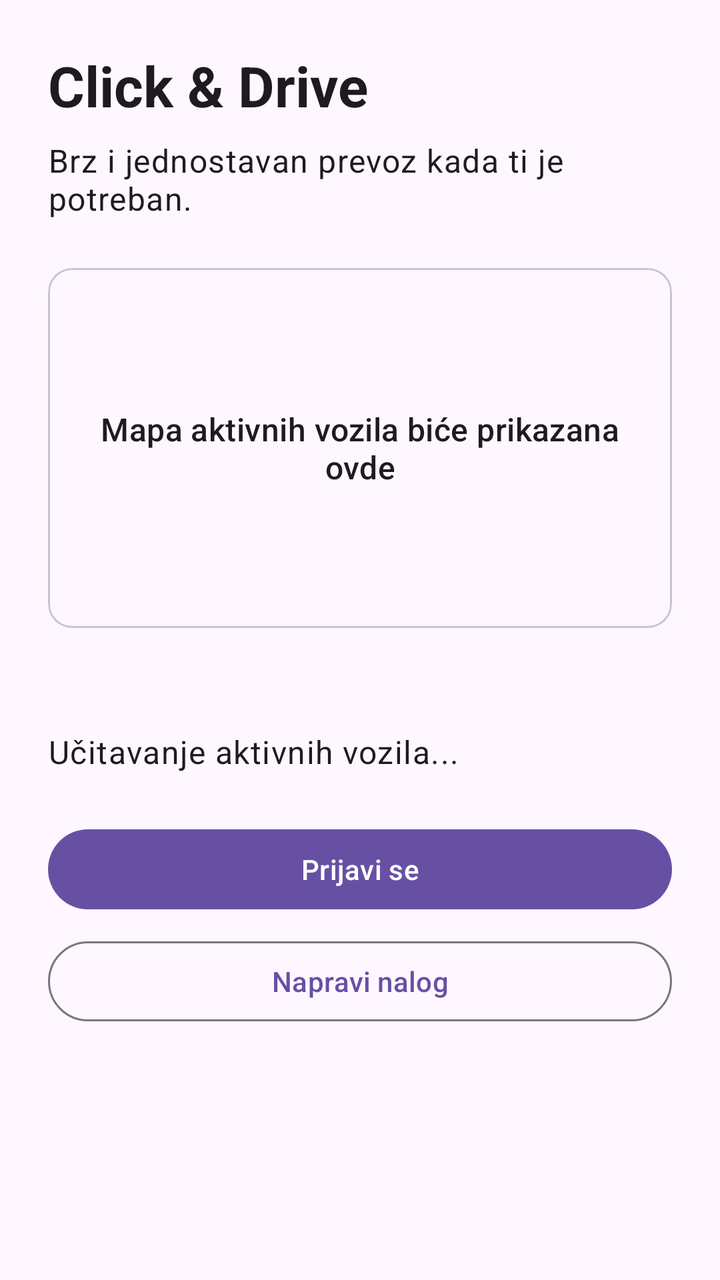
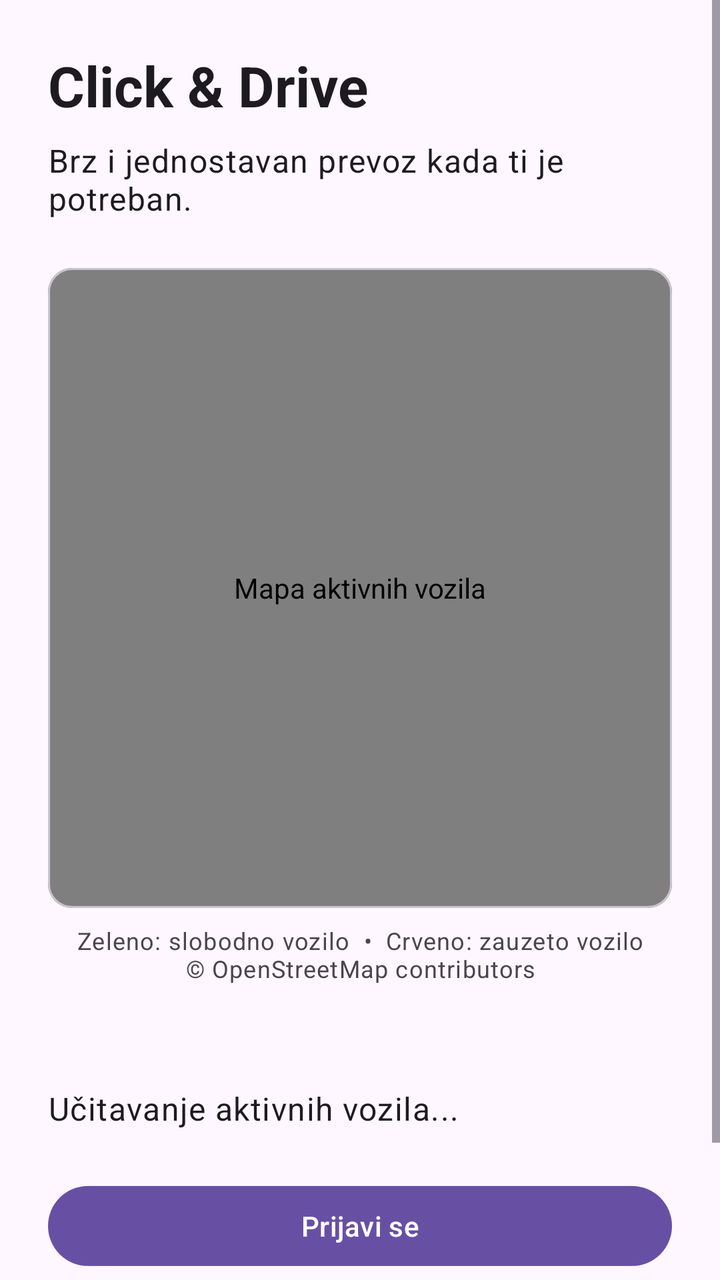

An Android layout rendered at two revisions. The XML below is the earlier revision; the diff shows what the commit changed to produce the second picture.
<!-- AndroidManifest.xml: application theme Theme.MobilnaAplikacijaTim29 -->
<!-- res/layout/fragment_home.xml -->
<?xml version="1.0" encoding="utf-8"?>
<ScrollView xmlns:android="http://schemas.android.com/apk/res/android"
    android:layout_width="match_parent"
    android:layout_height="match_parent"
    android:fillViewport="true">

    <LinearLayout
        android:layout_width="match_parent"
        android:layout_height="wrap_content"
        android:orientation="vertical"
        android:padding="24dp">

        <TextView
            android:layout_width="match_parent"
            android:layout_height="wrap_content"
            android:text="Click &amp; Drive"
            android:textAppearance="?attr/textAppearanceHeadlineMedium"
            android:textStyle="bold" />

        <TextView
            android:layout_width="match_parent"
            android:layout_height="wrap_content"
            android:layout_marginTop="8dp"
            android:text="Brz i jednostavan prevoz kada ti je potreban."
            android:textAppearance="?attr/textAppearanceBodyLarge" />

        <com.google.android.material.card.MaterialCardView
            android:layout_width="match_parent"
            android:layout_height="180dp"
            android:layout_marginTop="24dp">

            <TextView
                android:layout_width="match_parent"
                android:layout_height="match_parent"
                android:gravity="center"
                android:padding="24dp"
                android:text="Mapa aktivnih vozila biće prikazana ovde"
                android:textAlignment="center"
                android:textAppearance="?attr/textAppearanceTitleMedium" />
        </com.google.android.material.card.MaterialCardView>

        <TextView
            android:id="@+id/session_status"
            android:layout_width="match_parent"
            android:layout_height="wrap_content"
            android:layout_marginTop="20dp"
            android:textAppearance="?attr/textAppearanceBodyMedium" />

        <TextView
            android:id="@+id/vehicles_status"
            android:layout_width="match_parent"
            android:layout_height="wrap_content"
            android:layout_marginTop="12dp"
            android:text="Učitavanje aktivnih vozila..."
            android:textAppearance="?attr/textAppearanceBodyLarge" />

        <com.google.android.material.button.MaterialButton
            android:id="@+id/login_button"
            android:layout_width="match_parent"
            android:layout_height="wrap_content"
            android:layout_marginTop="24dp"
            android:text="Prijavi se" />

        <com.google.android.material.button.MaterialButton
            android:id="@+id/register_button"
            style="@style/Widget.Material3.Button.OutlinedButton"
            android:layout_width="match_parent"
            android:layout_height="wrap_content"
            android:layout_marginTop="8dp"
            android:text="Napravi nalog" />

        <com.google.android.material.button.MaterialButton
            android:id="@+id/logout_button"
            style="@style/Widget.Material3.Button.TextButton"
            android:layout_width="match_parent"
            android:layout_height="wrap_content"
            android:layout_marginTop="8dp"
            android:text="Odjavi se"
            android:visibility="gone" />
    </LinearLayout>
</ScrollView>
<!-- resources referenced by this layout -->
<resources>
  <style name="Theme.MobilnaAplikacijaTim29" parent="Base.Theme.MobilnaAplikacijaTim29" />
  <style name="Base.Theme.MobilnaAplikacijaTim29" parent="Theme.Material3.DayNight.NoActionBar">
          
          
      </style>
</resources>

<!-- the commit's change to res/layout/fragment_home.xml (unified diff, before → after) -->
@@ -26,18 +26,23 @@
 
         <com.google.android.material.card.MaterialCardView
             android:layout_width="match_parent"
-            android:layout_height="180dp"
+            android:layout_height="320dp"
             android:layout_marginTop="24dp">
 
-            <TextView
+            <org.osmdroid.views.MapView
+                android:id="@+id/vehicles_map"
                 android:layout_width="match_parent"
                 android:layout_height="match_parent"
-                android:gravity="center"
-                android:padding="24dp"
-                android:text="Mapa aktivnih vozila biće prikazana ovde"
-                android:textAlignment="center"
-                android:textAppearance="?attr/textAppearanceTitleMedium" />
+                android:contentDescription="Mapa aktivnih vozila" />
         </com.google.android.material.card.MaterialCardView>
+
+        <TextView
+            android:layout_width="match_parent"
+            android:layout_height="wrap_content"
+            android:layout_marginTop="8dp"
+            android:text="Zeleno: slobodno vozilo  •  Crveno: zauzeto vozilo\n© OpenStreetMap contributors"
+            android:textAlignment="center"
+            android:textAppearance="?attr/textAppearanceBodySmall" />
 
         <TextView
             android:id="@+id/session_status"
